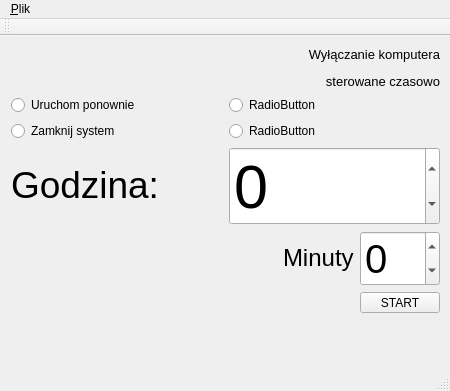
Before: the Qt Designer form mainwindow.ui in przempore/shoutdowner, drawn with Qt 5.
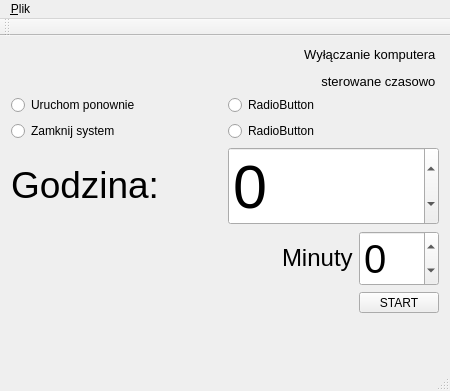
After: the same form once the commit is applied.

Commit message: reset and quit buttons works

```diff
--- a/mainwindow.ui
+++ b/mainwindow.ui
@@ -20,15 +20,8 @@
    <string>Shoutdowner</string>
   </property>
   <widget class="QWidget" name="centralWidget">
-   <widget class="QWidget" name="">
-    <property name="geometry">
-     <rect>
-      <x>0</x>
-      <y>0</y>
-      <width>451</width>
-      <height>341</height>
-     </rect>
-    </property>
+   <layout class="QHBoxLayout" name="horizontalLayout_5">
+    <item>
     <layout class="QVBoxLayout" name="verticalLayout_3">
      <item>
       <widget class="QLabel" name="title_label">
@@ -45,7 +38,7 @@
         </size>
        </property>
        <property name="text">
-        <string>&lt;html&gt;&lt;head/&gt;&lt;body&gt;&lt;p align=&quot;right&quot;&gt;&lt;span style=&quot; font-size:10pt;&quot;&gt;Wyłączanie komputera&lt;/span&gt;&lt;/p&gt;&lt;p align=&quot;right&quot;&gt;&lt;span style=&quot; font-size:10pt;&quot;&gt;sterowane czasowo&lt;/span&gt;&lt;/p&gt;&lt;/body&gt;&lt;/html&gt;</string>
+         <string>&lt;html&gt;&lt;head/&gt;&lt;body&gt;&lt;p align=&quot;right&quot;&gt;&lt;span style=&quot; font-size:10pt;&quot;&gt;Wyłączanie komputera   &lt;/span&gt;&lt;/p&gt;&lt;p align=&quot;right&quot;&gt;&lt;span style=&quot; font-size:10pt;&quot;&gt;sterowane czasowo   &lt;/span&gt;&lt;/p&gt;&lt;/body&gt;&lt;/html&gt;</string>
        </property>
       </widget>
      </item>
@@ -192,7 +185,8 @@
       </spacer>
      </item>
     </layout>
-   </widget>
+    </item>
+   </layout>
   </widget>
   <widget class="QMenuBar" name="menuBar">
    <property name="geometry">
```
Lines whose indentation alone changed are shown as unchanged. The commit also changes 6 other files.
